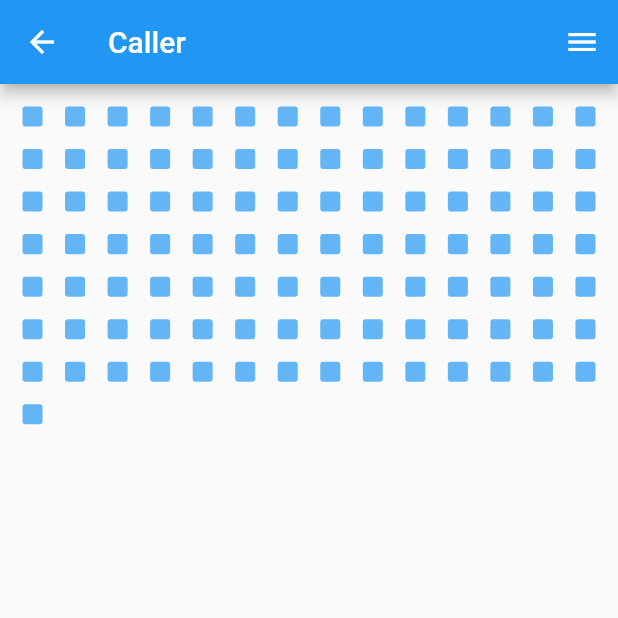
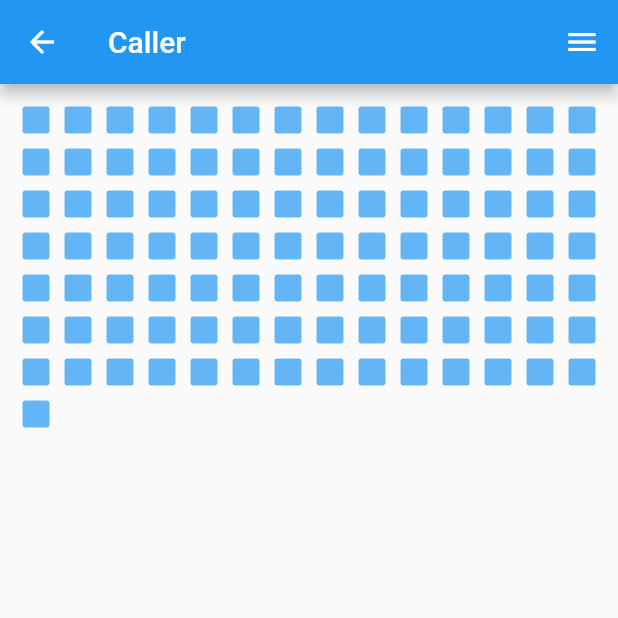
Before and after one commit to Qouter/Flutter-App-Tables, a Flutter app: the SoundsPage screen opened by its route, on a phone screen of 412 x 824 dp, the top half of it. Run offline on Flutter 3.47's test engine with Material 2 defaults, Android fonts, the phone set to English and light mode, and no system bars; our stand-ins replace audioplayers.

```diff
--- a/lib/src/pages/sounds_page.dart
+++ b/lib/src/pages/sounds_page.dart
@@ -48,8 +48,8 @@ class _SoundsPageState extends State<SoundsPage> {
               gridDelegate: SliverGridDelegateWithFixedCrossAxisCount(
                 ///no.of items in the horizontal axis
                 crossAxisCount: 14,
-                crossAxisSpacing: 15,
-                mainAxisSpacing: 15,
+                crossAxisSpacing: 10,
+                mainAxisSpacing: 10,
               ),
 
               ///Lazy building of list
```
